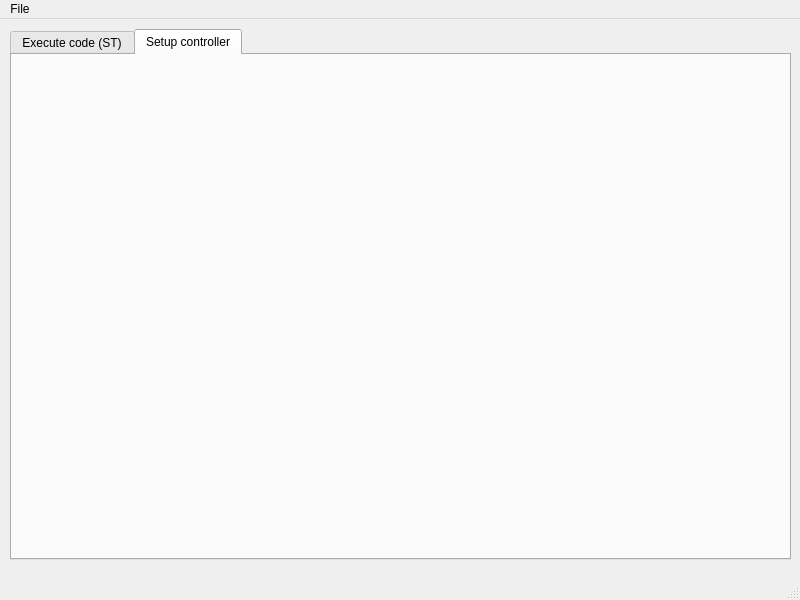
The window that gui/main_window.ui (wichmann/spots) describes before a commit, drawn with Qt 5.
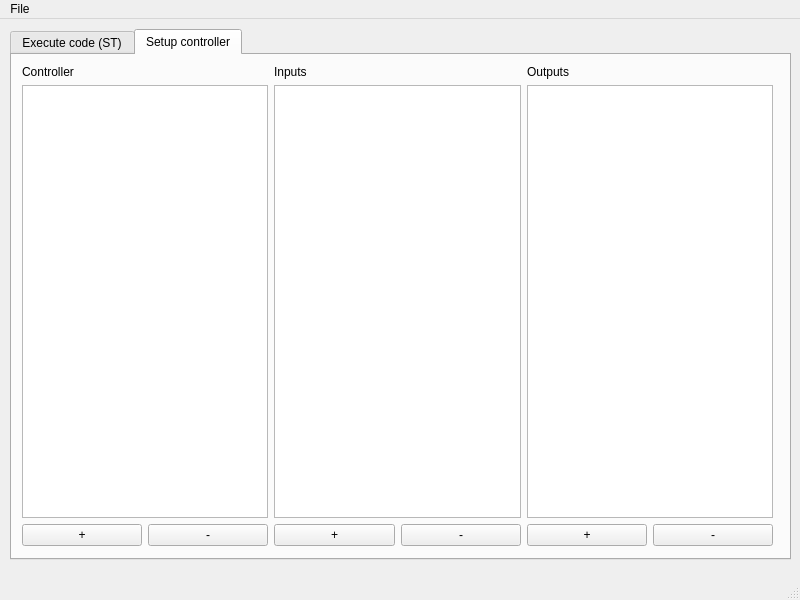
The same window after the commit. The open tabs and pages were chosen to show the change.

```diff
--- a/gui/main_window.ui
+++ b/gui/main_window.ui
@@ -156,6 +156,114 @@
      <attribute name="title">
       <string>Setup controller</string>
      </attribute>
+     <widget class="QWidget" name="horizontalLayoutWidget">
+      <property name="geometry">
+       <rect>
+        <x>10</x>
+        <y>10</y>
+        <width>751</width>
+        <height>481</height>
+       </rect>
+      </property>
+      <layout class="QHBoxLayout" name="horizontalLayout_3">
+       <item>
+        <layout class="QVBoxLayout" name="verticalLayout_4">
+         <item>
+          <widget class="QLabel" name="label_3">
+           <property name="text">
+            <string>Controller</string>
+           </property>
+          </widget>
+         </item>
+         <item>
+          <widget class="QListWidget" name="controller_list_view"/>
+         </item>
+         <item>
+          <layout class="QHBoxLayout" name="horizontalLayout_4">
+           <item>
+            <widget class="QPushButton" name="add_controller_button">
+             <property name="text">
+              <string>+</string>
+             </property>
+            </widget>
+           </item>
+           <item>
+            <widget class="QPushButton" name="remove_controller_button">
+             <property name="text">
+              <string>-</string>
+             </property>
+            </widget>
+           </item>
+          </layout>
+         </item>
+        </layout>
+       </item>
+       <item>
+        <layout class="QVBoxLayout" name="verticalLayout_5">
+         <item>
+          <widget class="QLabel" name="label_4">
+           <property name="text">
+            <string>Inputs</string>
+           </property>
+          </widget>
+         </item>
+         <item>
+          <widget class="QListWidget" name="input_list_view"/>
+         </item>
+         <item>
+          <layout class="QHBoxLayout" name="horizontalLayout_5">
+           <item>
+            <widget class="QPushButton" name="add_input_button">
+             <property name="text">
+              <string>+</string>
+             </property>
+            </widget>
+           </item>
+           <item>
+            <widget class="QPushButton" name="remove_input_button">
+             <property name="text">
+              <string>-</string>
+             </property>
+            </widget>
+           </item>
+          </layout>
+         </item>
+        </layout>
+       </item>
+       <item>
+        <layout class="QVBoxLayout" name="verticalLayout_6">
+         <item>
+          <widget class="QLabel" name="label_5">
+           <property name="text">
+            <string>Outputs</string>
+           </property>
+          </widget>
+         </item>
+         <item>
+          <widget class="QListWidget" name="output_list_view"/>
+         </item>
+         <item>
+          <layout class="QHBoxLayout" name="horizontalLayout_6">
+           <item>
+            <widget class="QPushButton" name="add_output_button">
+             <property name="text">
+              <string>+</string>
+             </property>
+            </widget>
+           </item>
+           <item>
+            <widget class="QPushButton" name="remove_output_button">
+             <property name="text">
+              <string>-</string>
+             </property>
+            </widget>
+           </item>
+          </layout>
+         </item>
+        </layout>
+       </item>
+      </layout>
+     </widget>
     </widget>
    </widget>
   </widget>
```
Left out of the diff: 2 changed lines with no effect on the pictures.
